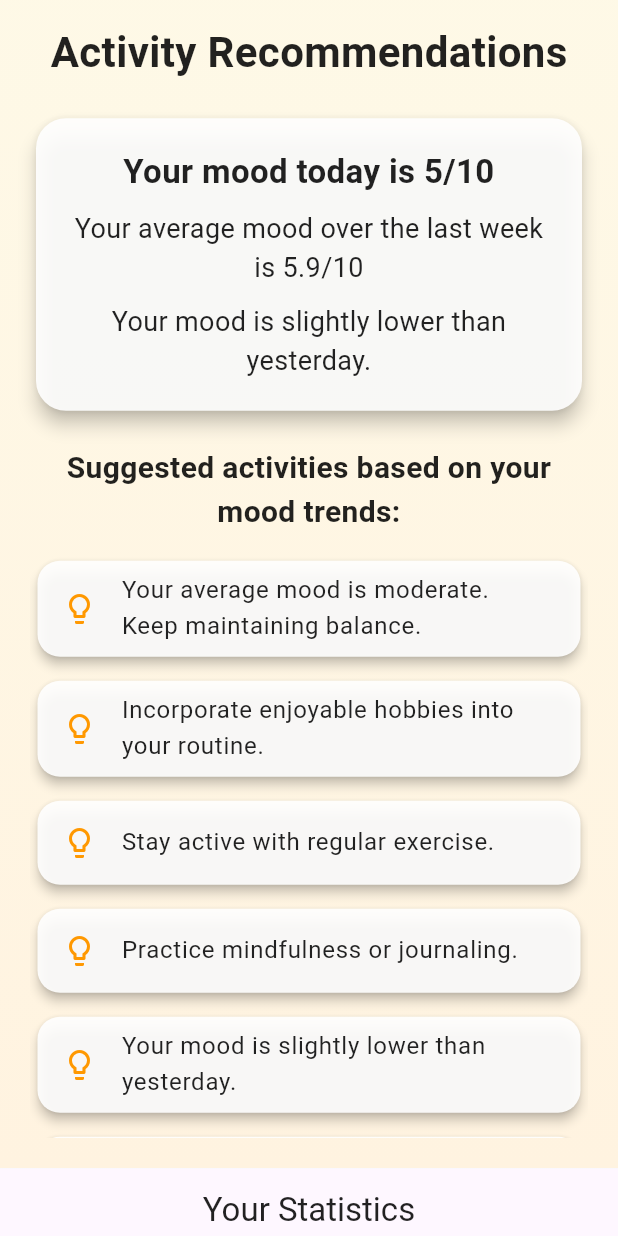
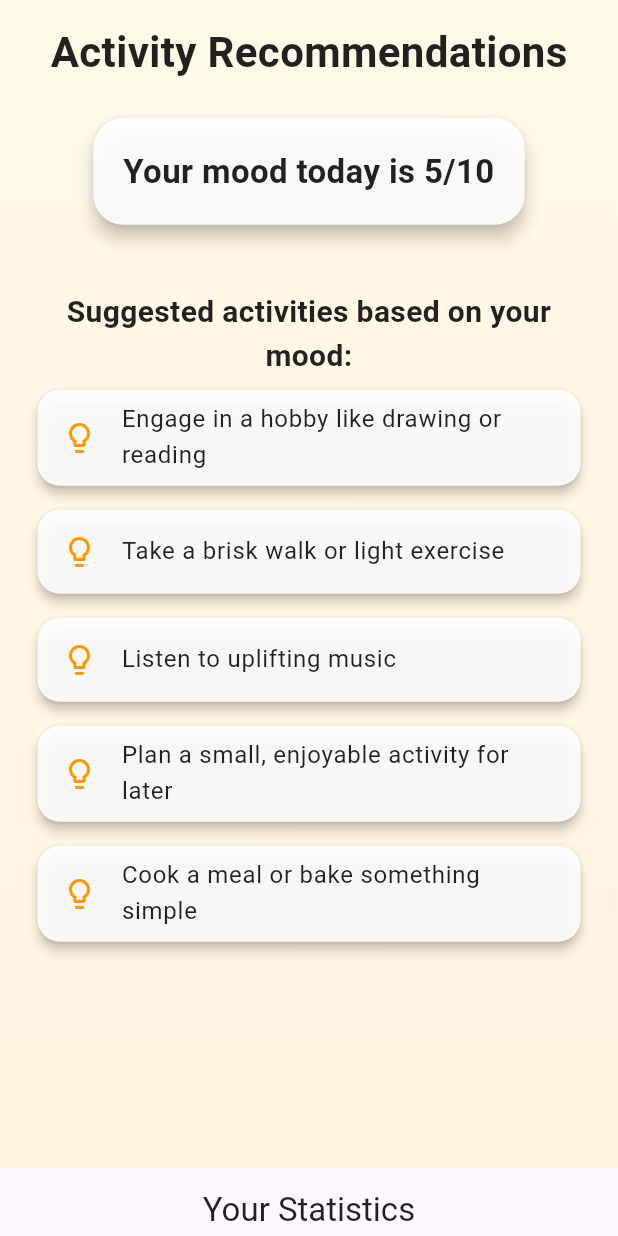
Before and after one commit to K33w3/FlutterMoodApp, a Flutter app: the screen it shows after launch, scrolled down 2880 dp, on a phone screen of 412 x 824 dp. Run offline on Flutter 3.47's test engine with Material 3 defaults, Android fonts, the phone set to English and light mode, and no system bars; our stand-ins replace fl_chart.

Commit message:
Remove intelligence from activity recommendations

```diff
--- a/lib/screens/activity.dart
+++ b/lib/screens/activity.dart
@@ -3,36 +3,11 @@ import 'package:flutter/material.dart';
 class ActivityScreen extends StatelessWidget {
   final int moodValue;
 
-  // Example mood values for the last 6 days (excluding today)
-  final List<int> weeklyMoodValues = [6, 5, 7, 6, 5, 7]; // Made-up mood values
-
-  ActivityScreen({super.key, required this.moodValue});
+  const ActivityScreen({super.key, required this.moodValue});
 
   @override
   Widget build(BuildContext context) {
-    // Create a full week mood list including today
-    List<int> fullWeekMoodValues = List.from(weeklyMoodValues);
-    fullWeekMoodValues.add(moodValue);
-
-    // Analyze mood trends
-    double averageMood =
-        fullWeekMoodValues.reduce((a, b) => a + b) / fullWeekMoodValues.length;
-
-    // Compare today's mood with yesterday's mood
-    int yesterdayMood = weeklyMoodValues.last;
-    int moodChangeValue = moodValue - yesterdayMood;
-    String moodTrend;
-
-    if (moodChangeValue > 0) {
-      moodTrend = 'improving';
-    } else if (moodChangeValue < 0) {
-      moodTrend = 'slightly lower than yesterday'; // More gentle approach
-    } else {
-      moodTrend = 'the same as yesterday';
-    }
-
-    List<String> recommendations =
-        _getIntelligentActivityRecommendations(averageMood, moodTrend);
+    List<String> recommendations = _getActivityRecommendations(moodValue);
 
     return Scaffold(
       // Added a background gradient
@@ -74,36 +49,19 @@ class ActivityScreen extends StatelessWidget {
                             color: Colors.black87), // Changed text color
                         textAlign: TextAlign.center,
                       ),
-                      const SizedBox(height: 10),
-                      Text(
-                        'Your average mood over the last week is ${averageMood.toStringAsFixed(1)}/10',
-                        style: const TextStyle(
-                            fontSize: 18, color: Colors.black87),
-                        // Changed text color
-                        textAlign: TextAlign.center,
-                      ),
-                      const SizedBox(height: 10),
-                      Text(
-                        'Your mood is $moodTrend.',
-                        style: const TextStyle(
-                            fontSize: 18, color: Colors.black87),
-                        // Changed text color
-                        textAlign: TextAlign.center,
-                      ),
                     ],
                   ),
                 ),
               ),
-              const SizedBox(height: 20),
+              const SizedBox(height: 40),
               const Text(
-                'Suggested activities based on your mood trends:',
+                'Suggested activities based on your mood:',
                 style: TextStyle(
                     fontSize: 20,
                     fontWeight: FontWeight.bold,
                     color: Colors.black87), // Changed text color
                 textAlign: TextAlign.center,
               ),
-              const SizedBox(height: 10),
               Expanded(
                 child: ListView.builder(
                   itemCount: recommendations.length,
@@ -137,49 +95,39 @@ class ActivityScreen extends StatelessWidget {
   }
 
   // Method to provide intelligent activity recommendations based on mood trends
-  List<String> _getIntelligentActivityRecommendations(
-      double averageMood, String moodTrend) {
-    List<String> recommendations = [];
-
-    // Recommendations based on average mood
-    if (averageMood <= 4) {
-      recommendations.add(
-          'Your average mood has been low. Consider self-care activities.');
-      recommendations.add('Reach out to friends or family for support.');
-      recommendations
-          .add('Engage in relaxing activities like meditation or yoga.');
-      recommendations.add('Maintain a regular sleep schedule.');
-    } else if (averageMood <= 7) {
-      recommendations
-          .add('Your average mood is moderate. Keep maintaining balance.');
-      recommendations.add('Incorporate enjoyable hobbies into your routine.');
-      recommendations.add('Stay active with regular exercise.');
-      recommendations.add('Practice mindfulness or journaling.');
+  List<String> _getActivityRecommendations(int mood) {
+    if (mood <= 3) {
+      return [
+        'Take a break and do something relaxing',
+        'Go for a short walk outside to refresh your mind',
+        'Watch a comforting movie or show',
+        'Talk to a close friend or family member',
+        'Try some light meditation or breathing exercises',
+      ];
+    } else if (mood <= 6) {
+      return [
+        'Engage in a hobby like drawing or reading',
+        'Take a brisk walk or light exercise',
+        'Listen to uplifting music',
+        'Plan a small, enjoyable activity for later',
+        'Cook a meal or bake something simple',
+      ];
+    } else if (mood <= 8) {
+      return [
+        'Do a workout or go for a jog',
+        'Spend time outdoors in nature',
+        'Catch up with a friend',
+        'Work on a passion project or learn something new',
+        'Write down something positive about your day',
+      ];
     } else {
-      recommendations.add('Your average mood is high. Great job!');
-      recommendations.add('Challenge yourself with new goals.');
-      recommendations.add('Spread positivity by helping others.');
-      recommendations.add('Plan an exciting activity or trip.');
+      return [
+        'Tackle a big project or activity you’ve been putting off',
+        'Host a gathering or virtual hangout with friends',
+        'Take a challenging hike or outdoor adventure',
+        'Treat yourself to something you enjoy (a meal, a show, etc.)',
+        'Write down your goals for the week and get started on them',
+      ];
     }
-
-    // Recommendations based on mood trend
-    if (moodTrend == 'improving') {
-      recommendations
-          .add('Your mood is improving. Keep up the positive habits.');
-      recommendations
-          .add('Reflect on what’s contributing to your better mood.');
-      recommendations.add('Share your experiences with others.');
-    } else if (moodTrend == 'slightly lower than yesterday') {
-      recommendations.add('Your mood is slightly lower than yesterday.');
-      recommendations.add('Take some time to relax and recharge.');
-      recommendations.add('Engage in activities you enjoy.');
-      recommendations.add('Remember that it’s okay to have off days.');
-    } else {
-      recommendations.add('Your mood is the same as yesterday.');
-      recommendations.add('Maintain your current routine.');
-      recommendations.add('Set small goals to boost your mood further.');
-    }
-
-    return recommendations;
   }
 }
```
